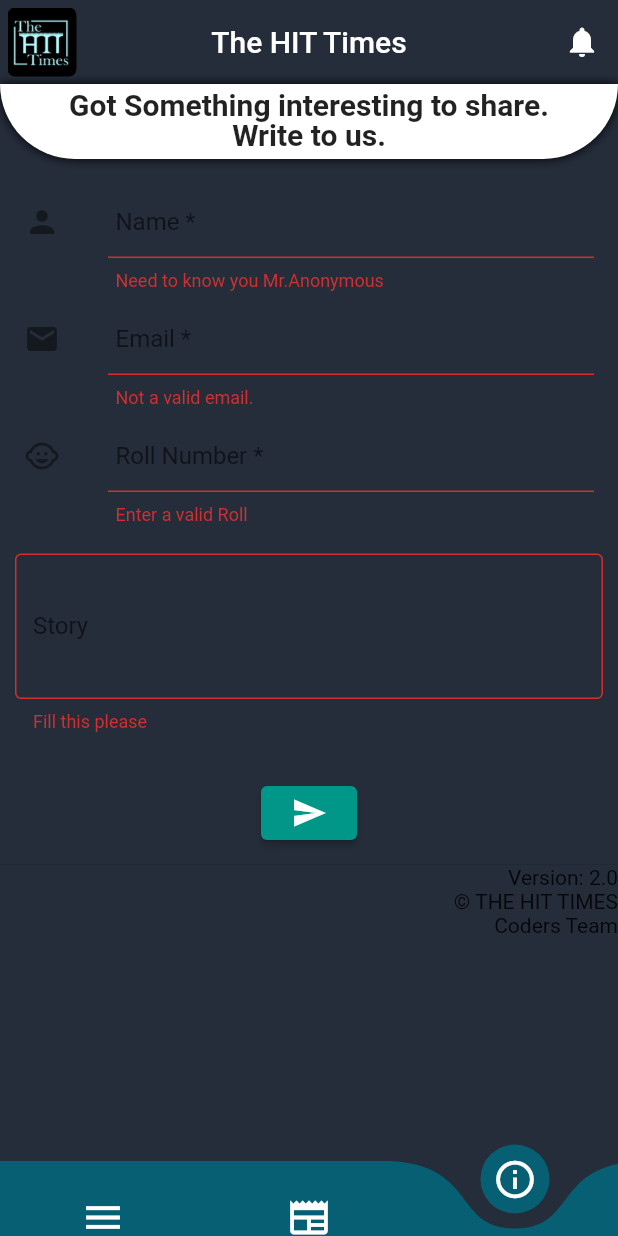
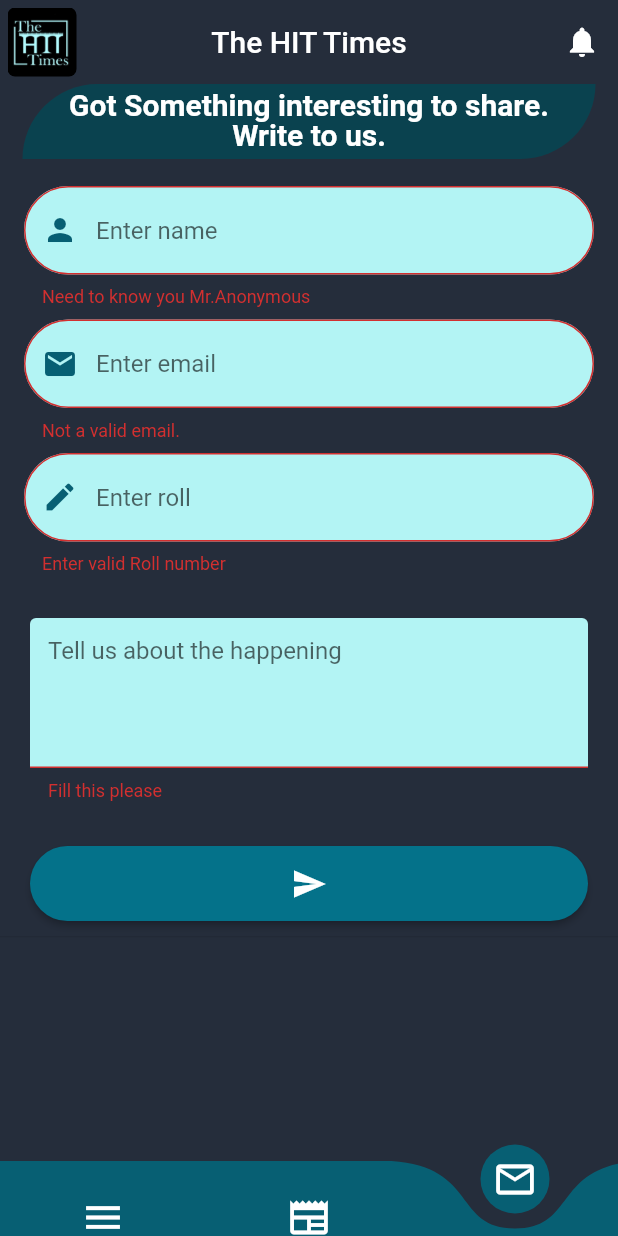
Before and after one commit to the-hit-times/The-HIT-Times-App-Flutter, a Flutter app: the screen it shows after launch, item 3 of the bottom bar chosen, after a tap on the "send" icon, on a phone screen of 412 x 824 dp. Run offline on Flutter 3.47's test engine with Material 2 defaults, Android fonts, the light colour scheme and no system bars; drawn by our look-alikes of curved_navigation_bar; our stand-ins replace cached_network_image, firebase_core, firebase_messaging, flutter_local_notifications, photo_view; missing offline and left inert: emailjs, reading_time; accounts and stored records are empty; network calls fail; Roboto replaces fonts that are missing (Anson).

Commit message:
contact form updated

```diff
--- a/lib/contact_us.dart
+++ b/lib/contact_us.dart
@@ -1,6 +1,10 @@
+import 'dart:convert';
+
 import 'package:flutter/material.dart';
 import 'package:flutter/services.dart';
 import 'dart:async';
+import 'package:http/http.dart' as http;
+import 'package:emailjs/emailjs.dart';
 
 class ContactUs extends StatefulWidget {
   @override
@@ -10,8 +14,6 @@ class ContactUs extends StatefulWidget {
 }
 
 class ContactUsState extends State<ContactUs> {
-  static const platform = MethodChannel("hit.times.com/mailer");
-
   final TextEditingController _name = new TextEditingController();
   final TextEditingController _email = new TextEditingController();
   final TextEditingController _roll = new TextEditingController();
@@ -20,29 +22,48 @@ class ContactUsState extends State<ContactUs> {
   final GlobalKey<FormState> _formkey = new GlobalKey<FormState>();
   _FormData _data = new _FormData();
 
-  bool _isDisable(){
+  bool _isDisable() {
     return false;
   }
-  void submit(){
-    if(_formkey.currentState!.validate()) {
+
+  void submit() {
+    if (_formkey.currentState!.validate()) {
       _formkey.currentState!.save();
-      String mail = "${_data.name}~${_data.email}~${_data.roll}~${_data.story}";
-      send(mail);
-      print(mail);
-      setState((){
+      send(_data.name, _data.email, _data.roll, _data.story);
+      setState(() {
         _name.clear();
         _email.clear();
         _roll.clear();
         _story.clear();
       });
+      ScaffoldMessenger.of(context).showSnackBar(SnackBar(
+        backgroundColor: Colors.green,
+        content: const Text('Thanks for contacting us 😊😊'),
+      ));
     }
   }
-  static Future<void> send(mail) async {
+
+  static Future<void> send(name, email, roll, story) async {
+    Map<String, dynamic> templateParams = {
+      "from_name": name,
+      "roll": roll,
+      "reply_to": email,
+      "message": story
+    };
+
     try {
-         await platform.invokeMethod('getMessage',<String, dynamic>{"mail": mail});
-      }
-      catch (e) {
-        print(e);
+      final res = await EmailJS.send(
+        'service_35n1vwe',
+        'template_ahymwe4',
+        templateParams,
+        const Options(
+          publicKey: 'PnEhm9lCAPvBW30tp',
+          privateKey: 'RC2k9fbunLJtJTBMEqnHi',
+        ),
+      );
+      print(res.text);
+    } catch (error) {
+      print(error.toString());
     }
   }
 
@@ -62,22 +83,22 @@ class ContactUsState extends State<ContactUs> {
               mainAxisAlignment: MainAxisAlignment.center,
               children: <Widget>[
                 GestureDetector(
-                    onPanDown: (DragDownDetails details){print('Hello');},
                   child: Container(
-                      width: screenSize.width,
+                    width: screenSize.width - 30,
                     decoration: new BoxDecoration(
-                        boxShadow: [new BoxShadow(
-                            color: Colors.black,
-                            blurRadius: 5.0,)],
-                        color: Colors.white,
-                        borderRadius: BorderRadius.only( bottomLeft:Radius.circular(70.0),bottomRight: Radius.circular(70.0) ),
+                      color: Color.fromARGB(255, 10, 66, 79),
+                      borderRadius: BorderRadius.only(
+                          topLeft: Radius.circular(50),
+                          bottomRight: Radius.circular(50)),
                     ),
-                      padding: EdgeInsets.only(left: 5.0,right: 5.0,top: 5.0,bottom: 5.0),
+                    padding: EdgeInsets.only(
+                        left: 5.0, right: 5.0, top: 5.0, bottom: 5.0),
                     child: Text(
                       "Got Something interesting to share."
                       "\nWrite to us.",
                       textAlign: TextAlign.center,
                       style: TextStyle(
+                        color: Colors.white,
                         height: 1.0,
                         fontSize: 20.0,
                         fontWeight: FontWeight.bold,
@@ -88,79 +109,123 @@ class ContactUsState extends State<ContactUs> {
                 ),
               ],
             ),
-              Padding(
-                  padding: EdgeInsets.all(7.0)
+            Padding(padding: EdgeInsets.all(7.0)),
+            ListTile(
+              title: TextFormField(
+                keyboardType: TextInputType.name,
+                controller: _name,
+                style: TextStyle(color: Colors.black),
+                decoration: InputDecoration(
+                  filled: true, //<-- SEE HERE
+                  fillColor: Color.fromARGB(255, 179, 244, 244),
+                  border: OutlineInputBorder(
+                      borderRadius: BorderRadius.circular(50)),
+                  hintText: "Enter name",
+                  prefixIcon: Align(
+                    widthFactor: 1.0,
+                    heightFactor: 1.0,
+                    child: Icon(
+                      Icons.person,
+                      color: Color.fromARGB(255, 7, 95, 115),
                     ),
-              ListTile(
-                leading: const Icon(Icons.person),
-                title: TextFormField(
-                  controller: _name,
-                  decoration: InputDecoration(
-                    contentPadding: EdgeInsets.all(5.0),
-                    hintText: "Name *",
                   ),
-                  validator: (val) => val!.isEmpty ? 'Need to know you Mr.Anonymous' : null,
+                ),
+                validator: (val) =>
+                    val!.isEmpty ? 'Need to know you Mr.Anonymous' : null,
                 onSaved: (String? value) {
                   this._data.name = value!;
                 },
               ),
             ),
             ListTile(
-                leading: const Icon(Icons.mail),
               title: TextFormField(
                 controller: _email,
                 keyboardType: TextInputType.emailAddress,
                 decoration: InputDecoration(
-                    contentPadding: EdgeInsets.all(5.0),
-                    hintText: "Email *",
+                  filled: true, //<-- SEE HERE
+                  fillColor: Color.fromARGB(255, 179, 244, 244),
+                  border: OutlineInputBorder(
+                      borderRadius: BorderRadius.circular(50)),
+                  hintText: "Enter email",
+                  prefixIcon: Align(
+                    widthFactor: 1.0,
+                    heightFactor: 1.0,
+                    child: Icon(
+                      Icons.email,
+                      color: Color.fromARGB(255, 7, 95, 115),
                     ),
-                  validator: (val) => !val!.contains('@') ? 'Not a valid email.' : null,
-                  onSaved: (String? value){
+                  ),
+                ),
+                validator: (val) =>
+                    !val!.contains('@') ? 'Not a valid email.' : null,
+                onSaved: (String? value) {
                   this._data.email = value!;
                 },
               ),
             ),
             ListTile(
-                leading: const Icon(Icons.child_care),
               title: TextFormField(
                 controller: _roll,
-                  keyboardType: TextInputType.emailAddress,
+                keyboardType: TextInputType.number,
                 decoration: InputDecoration(
-                    contentPadding: EdgeInsets.all(5.0),
-                    hintText: "Roll Number *",
+                  filled: true, //<-- SEE HERE
+                  fillColor: Color.fromARGB(255, 179, 244, 244),
+                  border: OutlineInputBorder(
+                      borderRadius: BorderRadius.circular(50)),
+                  hintText: "Enter roll",
+                  prefixIcon: Align(
+                    widthFactor: 1.0,
+                    heightFactor: 1.0,
+                    child: Icon(
+                      Icons.edit,
+                      color: Color.fromARGB(255, 7, 95, 115),
                     ),
-                  validator: validateRoll,
-                  onSaved: (String? value){
+                  ),
+                ),
+                onSaved: (String? value) {
                   this._data.roll = value!;
                 },
+                validator: (val) =>
+                    val!.isEmpty ? 'Enter valid Roll number' : null,
               ),
             ),
             const SizedBox(height: 5.0),
-              Padding(
+            Container(
+              margin: EdgeInsets.all(10),
               padding: EdgeInsets.all(10.0),
-                child:TextFormField(
+              child: TextFormField(
                 controller: _story,
-                  decoration: const InputDecoration(
-                    border: OutlineInputBorder(),
-                    hintText: 'Tell us about the happening',
-                    helperText: 'Keep it short, we will contact for the rest.',
-                    labelText: 'Story',
-                ),
-                maxLines: 3,
+                decoration: InputDecoration(
+                    filled: true, //<-- SEE HERE
+                    fillColor: Color.fromARGB(255, 179, 244, 244),
+                    hintText: "Tell us about the happening",
+                    helperText: "Keep it short, we will contact for the rest.",
+                    helperStyle:
+                        TextStyle(color: Color.fromARGB(255, 6, 186, 227))),
+                maxLines: 4,
                 validator: (val) => val!.isEmpty ? 'Fill this please' : null,
-                onSaved: (String? value){
+                onSaved: (String? value) {
                   this._data.story = value!;
                 },
               ),
             ),
             Padding(
-                padding: EdgeInsets.all(10.0),
+              padding: EdgeInsets.all(5.0),
             ),
-              ElevatedButton(
-                onPressed: _isDisable()? null : this.submit,
+            Container(
+              margin: EdgeInsets.only(left: 20.0, right: 20.0),
+              child: ElevatedButton(
+                style: ElevatedButton.styleFrom(
+                  shape: StadiumBorder(),
+                  padding: EdgeInsets.all(5),
+                  primary: Color.fromARGB(255, 4, 114, 138),
+                  minimumSize: const Size.fromHeight(50), // NEW
+                ),
+                onPressed: _isDisable() ? null : this.submit,
                 child: Icon(
                   Icons.send,
                   color: Colors.white,
+                ),
               ),
             ),
             Padding(
@@ -168,35 +233,15 @@ class ContactUsState extends State<ContactUs> {
             ),
             const Divider(
               height: 1.0,
-              ),
-              Row(
-                mainAxisAlignment: MainAxisAlignment.end,
-                crossAxisAlignment: CrossAxisAlignment.end,
-                children: <Widget>[
-                  Text(
-                    "Version: 2.0\n"
-                        "\u00a9 THE HIT TIMES \n"
-                        "Coders Team",
-                    textAlign: TextAlign.right,
-                  ),
-                ],
-              ),
+            )
           ],
         ),
       ),
     );
   }
+}
 
-  String? validateRoll(String? value) {
-    RegExp regex = RegExp(r'^(\d{2})(\/)([A-Z]{2,3})(\/)(\d{1,3})$',caseSensitive: false);
-    if (!regex.hasMatch(value!)) {
-      return 'Enter a valid Roll';
-    } else {
-      return null;
-    }
-  }
-}
-class _FormData{
+class _FormData {
   String name = '';
   String email = '';
   String roll = '';
--- a/lib/homepage.dart
+++ b/lib/homepage.dart
@@ -57,6 +57,7 @@ class _MainPageState extends State<MainPage> with TickerProviderStateMixin {
       setState(() {
         if (_currentIndex < 2) {
           _currentIndex++;
+          FocusScope.of(context)?.unfocus();
         }
       });
     } else {
@@ -64,6 +65,7 @@ class _MainPageState extends State<MainPage> with TickerProviderStateMixin {
       print(_currentIndex);
       setState(() {
         if (_currentIndex > 0) _currentIndex--;
+        FocusScope.of(context)?.unfocus();
       });
     }
   }
@@ -159,11 +161,12 @@ class _MainPageState extends State<MainPage> with TickerProviderStateMixin {
         items: <Widget>[
           Icon(Icons.menu, size: 30, color: Colors.white),
           Icon(Icons.newspaper, size: 30, color: Colors.white),
-          Icon(Icons.info_outline, size: 30, color: Colors.white),
+          Icon(Icons.mail_outline, size: 30, color: Colors.white),
         ],
         onTap: (index) {
           setState(() {
             _currentIndex = index;
+            FocusScope.of(context)?.unfocus();
           });
         },
       ),
--- a/pubspec.yaml
+++ b/pubspec.yaml
@@ -47,6 +47,7 @@ dependencies:
   firebase_core: ^2.7.0
   flutter_local_notifications: ^9.2.0
   http: ^0.13.5
+  emailjs: ^1.1.0
 
 dev_dependencies:
   flutter_test:
```
Also changed, not shown: pubspec.lock. Lines whose indentation alone changed are shown as unchanged.
